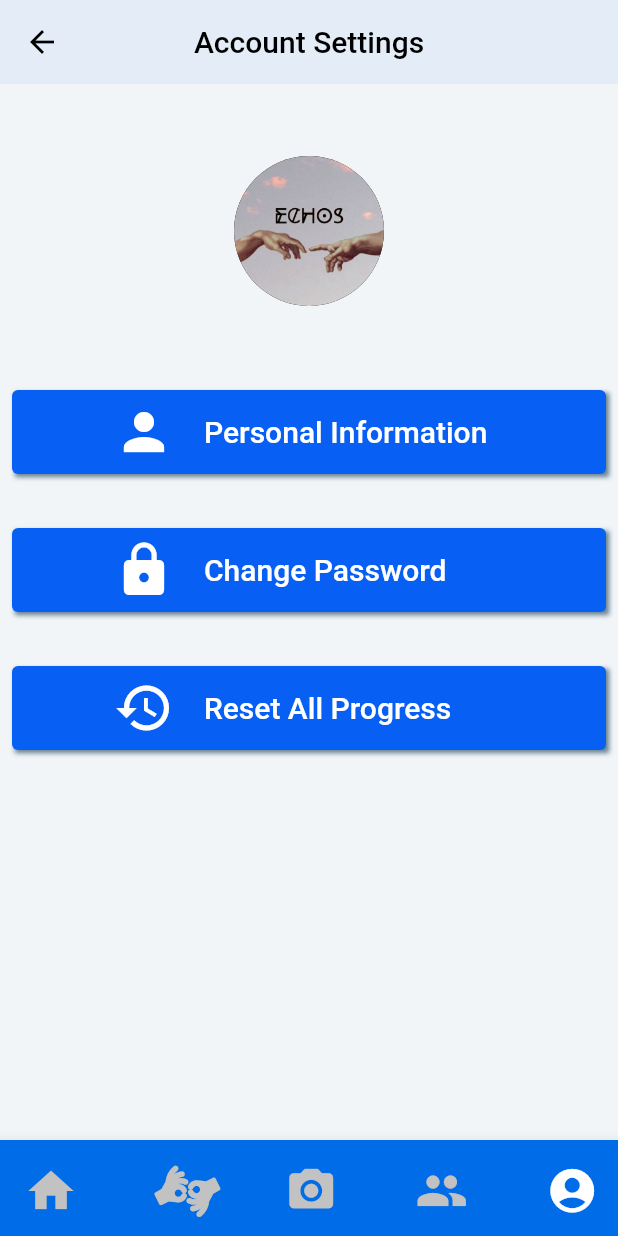
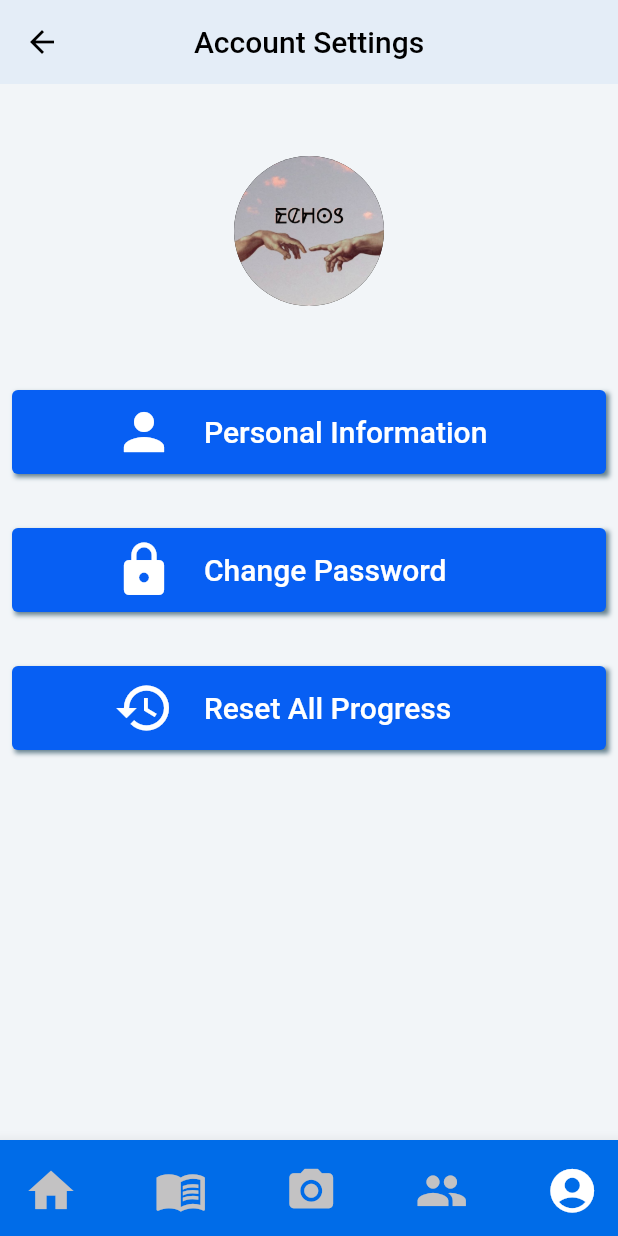
Before and after one commit to Harshpatel249/Echos, a Flutter app: the AccountSettings screen opened directly, on a phone screen of 412 x 824 dp. Run offline on Flutter 3.47's test engine with Material 2 defaults, Android fonts, the phone set to English and light mode, and no system bars; our stand-ins replace camera, cloud_firestore, expandable, firebase_auth, firebase_core, flutter_tts and 4 more; missing offline and left inert: tflite; accounts and stored records are empty.

Commit message:
Icon_changed

```diff
--- a/lib/rewidgets/navBar.dart
+++ b/lib/rewidgets/navBar.dart
@@ -93,7 +93,8 @@ class _NavBarState extends State<NavBar> {
             padding: const EdgeInsets.all(8.0),
             child: IconButton(
                 icon: Icon(
-                  FontAwesomeIcons.americanSignLanguageInterpreting,
+                  Icons.menu_book,
+                  //FontAwesomeIcons.americanSignLanguageInterpreting,
                   size: 35,
                   color: this.id == DifficultyPage.id
                       ? Colors.white
```
